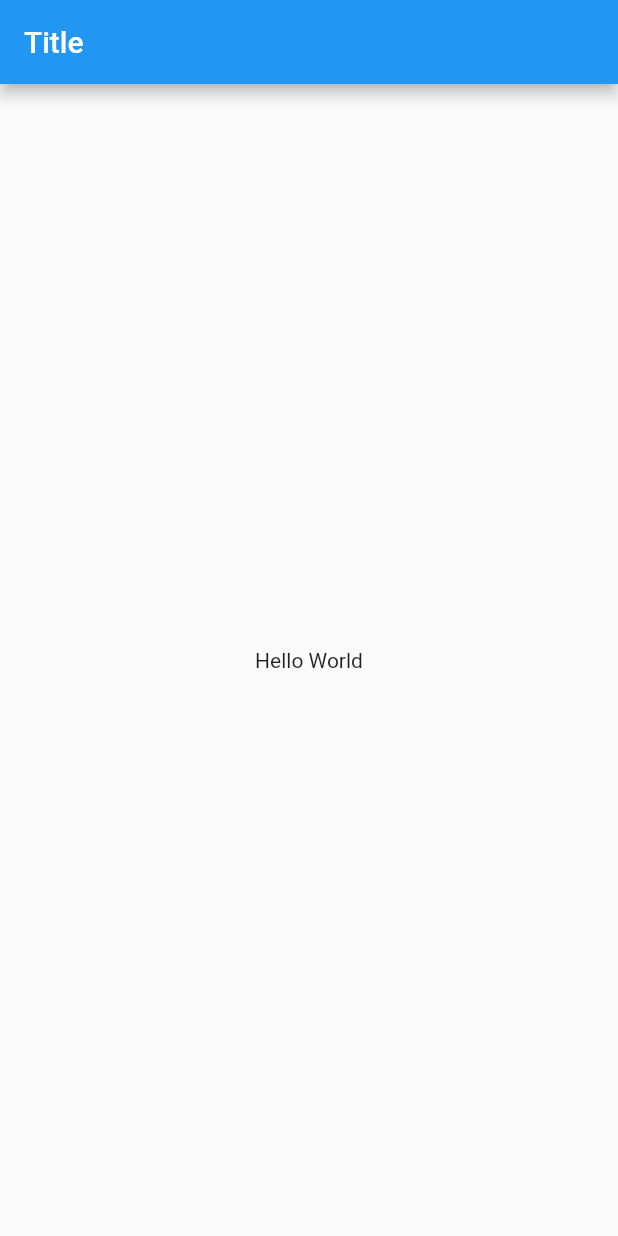
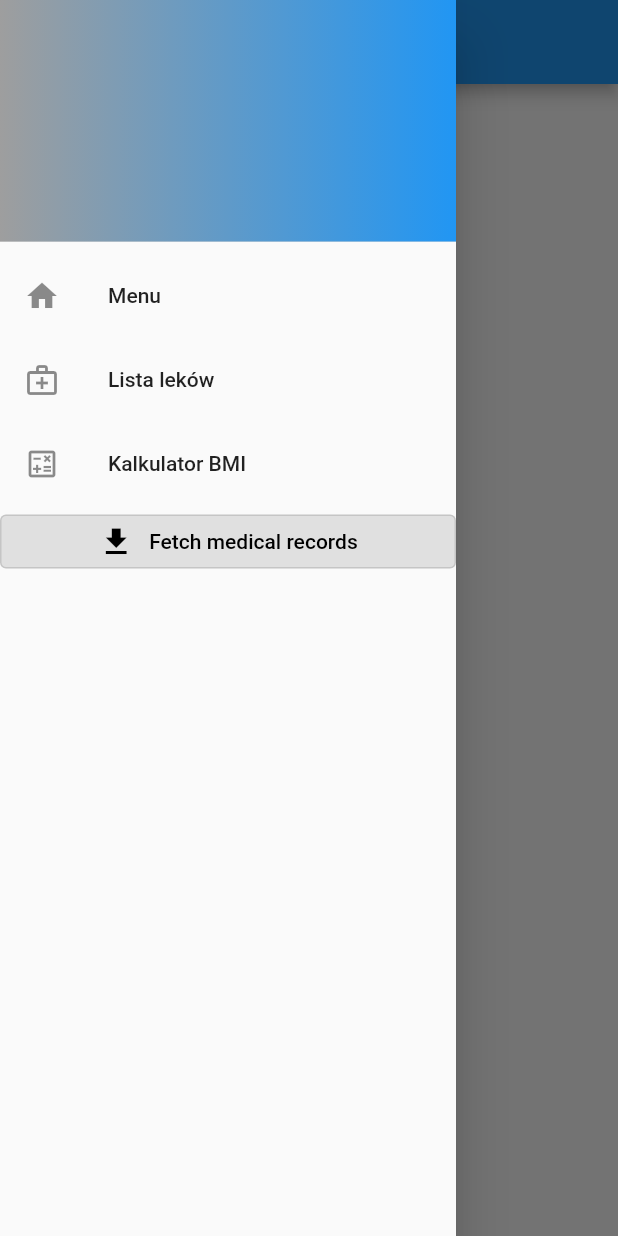
Before and after one commit to XCaine/MedicineDosageApp, a Flutter app: the screen it shows after launch, with the side drawer open (before the commit the screen has no drawer), on a phone screen of 412 x 824 dp. Run offline on Flutter 3.47's test engine with Material 2 defaults, Android fonts, the phone set to English and light mode, and no system bars; our stand-ins replace go_router, sqflite; accounts and stored records are empty.

```diff
--- a/lib/main.dart
+++ b/lib/main.dart
@@ -1,28 +1,9 @@
 import 'package:flutter/material.dart';
 
+import 'src/shared/app.dart';
+
 void main() {
+  WidgetsFlutterBinding.ensureInitialized();
+
   runApp(const MyApp());
 }
-
-class MyApp extends StatelessWidget {
-  const MyApp({super.key});
-
-  // This widget is the root of your application.
-  @override
-  Widget build(BuildContext context) {
-    return MaterialApp(
-      title: 'App Name',
-      theme: ThemeData(
-        primarySwatch: Colors.blue,
-      ),
-      home: Scaffold(
-        appBar: AppBar(
-            title: const Text('Title')
-        ),
-        body: const Center(
-          child: Text('Hello World'),
-        ),
-      ),
-    );
-  }
-}
--- /dev/null
+++ b/lib/src/features/medical_data_fetch/medical_data_fetch_button.dart
@@ -0,0 +1,79 @@
+import 'package:flutter/material.dart';
+import 'package:http/http.dart' as http;
+
+import '../../shared/classes/medicine.dart';
+import '../../shared/database/database.dart';
+
+class MedicalDataFetchButton extends StatefulWidget {
+  const MedicalDataFetchButton({Key? key}) : super(key: key);
+
+  @override
+  State<MedicalDataFetchButton> createState() => _MedicalDataFetchButtonState();
+}
+
+class _MedicalDataFetchButtonState extends State<MedicalDataFetchButton> {
+  final String url =
+      'https://api.dane.gov.pl/resources/29618,wykaz-produktow-leczniczych-plik-w-formacie-csv/file';
+
+  setData(http.Response response) {
+    print('gotcha');
+  }
+
+  fetchMedicalData() async {
+    //Future<http.Response> res = http.get(Uri.parse(url)).then((value) => setData(value));
+    //print(res);
+
+    DatabaseHandler handler = DatabaseHandler();
+
+    // Create a Dog and add it to the dogs table
+    var newDrug = const Medicine(
+      productIdentifier: '100000014',
+      productName: 'Zoledronic acid Fresenius Kabi',
+    );
+
+    await handler.insertMedicine(newDrug);
+
+    // Now, use the method above to retrieve all the dogs.
+    List<Medicine> results = await handler.fetchMedicine();
+    print(results); // Prints a list that include Fido.
+
+    // Update Fido's age and save it to the database.
+    newDrug = Medicine(
+      id: results.first.id,
+      productIdentifier: '100000014',
+      productName: 'Zoledronic acid Fresenius Kabi version2',
+    );
+    await handler.updateMedicine(newDrug);
+
+    // Print the updated results.
+    results = await handler.fetchMedicine();
+    print(results); // Prints Fido with age 42.
+
+    // Delete Fido from the database.
+    await handler.deleteMedicine(results.first.id!);
+
+    // Print the list of dogs (empty).
+    print(await handler.fetchMedicine());
+  }
+
+  @override
+  Widget build(BuildContext context) {
+    return OutlinedButton(
+        style: OutlinedButton.styleFrom(
+          backgroundColor: Colors.grey[300],
+          foregroundColor: Colors.black,
+        ),
+        onPressed: fetchMedicalData,
+        child: Row(
+          mainAxisAlignment: MainAxisAlignment.center,
+          crossAxisAlignment: CrossAxisAlignment.center,
+          children: [
+            const Icon(Icons.download),
+            Container(
+              padding: const EdgeInsets.only(left: 10),
+              child: const Text('Fetch medical records'),
+            ),
+          ],
+        ));
+  }
+}
--- /dev/null
+++ b/lib/src/features/root/home/home_screen.dart
@@ -0,0 +1,20 @@
+import 'package:drugs_dosage_app/src/shared/views/root_layout.dart';
+import 'package:flutter/material.dart';
+
+class HomeScreen extends StatefulWidget {
+  const HomeScreen({Key? key}) : super(key: key);
+
+  @override
+  State<HomeScreen> createState() => _HomeScreenState();
+}
+
+class _HomeScreenState extends State<HomeScreen> {
+  Widget homeScreen = const Center(
+    child: Text('Home screen'),
+  );
+
+  @override
+  Widget build(BuildContext context) {
+    return RootLayout(child: homeScreen);
+  }
+}
--- /dev/null
+++ b/lib/src/shared/app.dart
@@ -0,0 +1,48 @@
+import 'package:flutter/material.dart';
+import 'package:go_router/go_router.dart';
+
+import '../features/root/bmi_calculator/bmi_calculator_screen.dart';
+import '../features/root/drugs/drugs_screen.dart';
+import '../features/root/home/home_screen.dart';
+import 'constants/constants.dart';
+
+class MyApp extends StatefulWidget {
+  const MyApp({Key? key}) : super(key: key);
+
+  @override
+  State<MyApp> createState() => _MyAppState();
+}
+
+class _MyAppState extends State<MyApp> {
+  @override
+  Widget build(BuildContext context) {
+    return MaterialApp.router(
+      routerConfig: _router,
+      title: 'AppName',
+      theme: ThemeData(
+        primarySwatch: Colors.blue,
+      ),
+    );
+  }
+
+  final GoRouter _router = GoRouter(routes: <GoRoute>[
+    GoRoute(
+      path: Constants.homeScreenRoute,
+      builder: (BuildContext context, GoRouterState state) {
+        return const HomeScreen();
+      },
+    ),
+    GoRoute(
+      path: Constants.drugsScreenRoute,
+      builder: (BuildContext context, GoRouterState state) {
+        return const DrugsList();
+      },
+    ),
+    GoRoute(
+      path: Constants.bmiCalculatorScreenRoute,
+      builder: (BuildContext context, GoRouterState state) {
+        return const BmiCalculator();
+      },
+    ),
+  ]);
+}
--- /dev/null
+++ b/lib/src/shared/classes/medicine.dart
@@ -0,0 +1,101 @@
+import 'package:drugs_dosage_app/src/shared/classes/root_model.dart';
+
+class Medicine extends RootDatabaseModel {
+  final String productIdentifier; //Identyfikator Produktu Leczniczego
+  final String productName; //Nazwa Produktu Leczniczego
+  final String? commonlyUsedName; //Nazwa powszechnie stosowana
+  final String? medicineType; //Rodzaj preparatu
+  final String? previousName; //Nazwa poprzednia produktu
+  final String? targetSpecies; //???Gatunki docelowe
+  final String? gracePeriod; //Okres karencji
+  final String? potency; //Moc
+  final String? pharmaceuticalForm; //Postać farmaceutyczna
+  final String? procedureType; //Typ procedury
+  final String? permitNumber; //Numer pozwolenia
+  final String? permitValidity; //Ważność pozwolenia
+  final String? atcCode; //Kod ATC
+  final String? responsibleParty; //Podmiot odpowiedzialny
+  final String? packaging; //Opakowanie
+  final String? activeSubstance; //Substancja czynna
+  final String? flyer; //Ulotka
+  final String? characteristics; //Charakterystyka
+
+  const Medicine({
+    int? id,
+    required this.productIdentifier,
+    required this.productName,
+    /*required*/ this.commonlyUsedName,
+    /*required*/ this.medicineType,
+    /*required*/ this.previousName,
+    /*required*/ this.targetSpecies,
+    /*required*/ this.gracePeriod,
+    /*required*/ this.potency,
+    /*required*/ this.pharmaceuticalForm,
+    /*required*/ this.procedureType,
+    /*required*/ this.permitNumber,
+    /*required*/ this.permitValidity,
+    /*required*/ this.atcCode,
+    /*required*/ this.responsibleParty,
+    /*required*/ this.packaging,
+    /*required*/ this.activeSubstance,
+    /*required*/ this.flyer,
+    /*required*/ this.characteristics,
+  }) : super(id: id);
+
+  @override
+  Map<String, dynamic> toMap() {
+    final map = {
+      'productIdentifier': productIdentifier,
+      'productName': productName,
+      'commonlyUsedName': commonlyUsedName,
+      'medicineType': medicineType,
+      'previousName': previousName,
+      'targetSpecies': targetSpecies,
+      'gracePeriod': gracePeriod,
+      'potency': potency,
+      'pharmaceuticalForm': pharmaceuticalForm,
+      'procedureType': procedureType,
+      'permitNumber': permitNumber,
+      'permitValidity': permitValidity,
+      'atcCode': atcCode,
+      'responsibleParty': responsibleParty,
+      'packaging': packaging,
+      'activeSubstance': activeSubstance,
+      'flyer': flyer,
+      'characteristics': characteristics,
+    };
+    //map.removeWhere((key, value) => value == null);
+    return map;
+  }
+
+  @override
+  String toString() {
+    return '$productIdentifier $productName';
+  }
+
+  static String getCreateTableQuery() {
+    return '''
+    CREATE TABLE medicine(
+      id INTEGER PRIMARY KEY,
+      productIdentifier VARCHAR(255),
+      productName VARCHAR(255),
+      commonlyUsedName VARCHAR(255),
+      medicineType VARCHAR(255),
+      previousName VARCHAR(255),
+      targetSpecies VARCHAR(255),
+      gracePeriod VARCHAR(255),
+      potency VARCHAR(255),
+      pharmaceuticalForm VARCHAR(255),
+      procedureType VARCHAR(255),
+      permitNumber VARCHAR(255),
+      permitValidity VARCHAR(255),
+      atcCode VARCHAR(255),
+      responsibleParty VARCHAR(255),
+      packaging TEXT,
+      activeSubstance VARCHAR(255),
+      flyer VARCHAR(255),
+      characteristics VARCHAR(255)
+    )
+    ''';
+  }
+}
--- /dev/null
+++ b/lib/src/shared/classes/root_model.dart
@@ -0,0 +1,11 @@
+abstract class RootDatabaseModel {
+  //DateTime createTime;
+  //DateTime updateTime;
+  final int? id;
+
+  const RootDatabaseModel({
+    this.id,
+  });
+
+  Map<String, dynamic> toMap();
+}
--- /dev/null
+++ b/lib/src/shared/constants/constants.dart
@@ -0,0 +1,5 @@
+class Constants {
+  static const String homeScreenRoute = '/';
+  static const String drugsScreenRoute = '/drugs';
+  static const String bmiCalculatorScreenRoute = '/bmi_calculator';
+}
--- /dev/null
+++ b/lib/src/shared/views/main_menu.dart
@@ -0,0 +1,53 @@
+import 'package:flutter/material.dart';
+import 'package:go_router/go_router.dart';
+
+import '../../features/medical_data_fetch/medical_data_fetch_button.dart';
+import '../constants/constants.dart';
+
+class MainMenu extends StatefulWidget {
+  const MainMenu({Key? key}) : super(key: key);
+
+  @override
+  State<MainMenu> createState() => _MainMenuState();
+}
+
+class _MainMenuState extends State<MainMenu> {
+  @override
+  Widget build(BuildContext context) {
+    return Drawer(
+      child: ListView(
+        children: [
+          const DrawerHeader(
+            decoration: BoxDecoration(
+                color: Colors.blue,
+                gradient: LinearGradient(colors: [Colors.grey, Colors.blue])),
+            child: Text(''),
+          ),
+          ListTile(
+            leading: const Icon(Icons.home),
+            title: const Text('Menu'),
+            onTap: () {
+              context.go(Constants.homeScreenRoute);
+              Navigator.pop(context);
+            },
+          ),
+          ListTile(
+              leading: const Icon(Icons.medical_services_outlined),
+              title: const Text('Lista leków'),
+              onTap: () {
+                context.go(Constants.drugsScreenRoute);
+                Navigator.pop(context);
+              }),
+          ListTile(
+              leading: const Icon(Icons.calculate_outlined),
+              title: const Text('Kalkulator BMI'),
+              onTap: () {
+                context.go(Constants.bmiCalculatorScreenRoute);
+                Navigator.pop(context);
+              }),
+          const MedicalDataFetchButton(),
+        ],
+      ),
+    );
+  }
+}
--- /dev/null
+++ b/lib/src/shared/views/root_layout.dart
@@ -0,0 +1,28 @@
+import 'package:flutter/material.dart';
+
+import 'main_menu.dart';
+
+class RootLayout extends StatelessWidget {
+  const RootLayout({
+    super.key,
+    required this.child,
+  });
+
+  final Widget child;
+
+  @override
+  Widget build(BuildContext context) {
+    return Scaffold(
+      appBar: AppBar(
+/*        actions: [
+          IconButton(
+              onPressed: () => context.go(Constants.homeScreenRoute),
+              icon: const Icon(Icons.home)
+          )
+        ],*/
+      ),
+      body: child,
+      drawer: const MainMenu(),
+    );
+  }
+}
--- a/pubspec.yaml
+++ b/pubspec.yaml
@@ -36,6 +36,10 @@ dependencies:
   # The following adds the Cupertino Icons font to your application.
   # Use with the CupertinoIcons class for iOS style icons.
   cupertino_icons: ^1.0.2
+  go_router: ^5.1.0
+  http: ^0.13.5
+  sqflite: ^2.1.0+1
+  path: ^1.8.2
 
 dev_dependencies:
   flutter_test:
```
Also changed, not shown: lib/reset_database.dart (added, +18 -0 lines), lib/src/features/root/bmi_calculator/bmi_calculator_screen.dart (added, +105 -0 lines), lib/src/features/root/drugs/drugs_screen.dart (added, +22 -0 lines), lib/src/shared/database/database.dart (added, +76 -0 lines), pubspec.lock, 1 other file.
